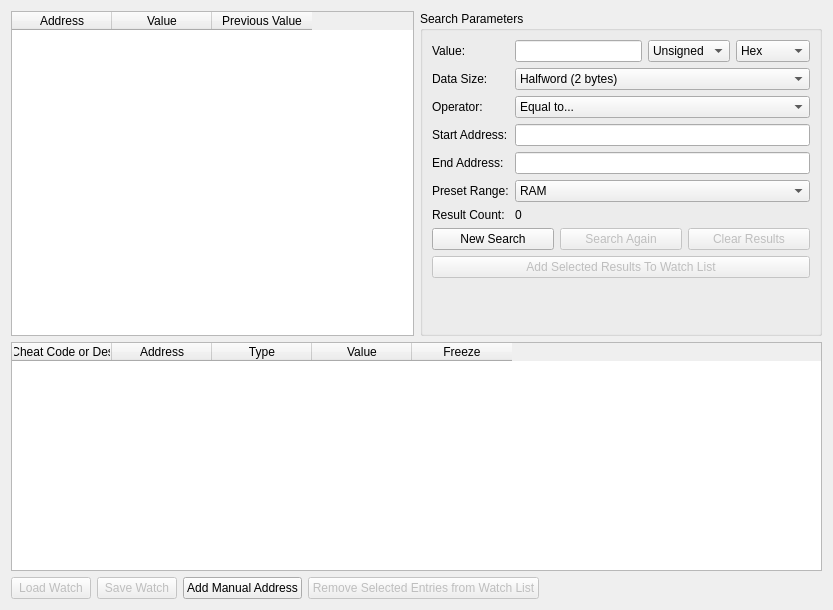
Qt form src/duckstation-qt/memoryscannerwindow.ui (kofxi3584karlayang/duckstation) before a commit.
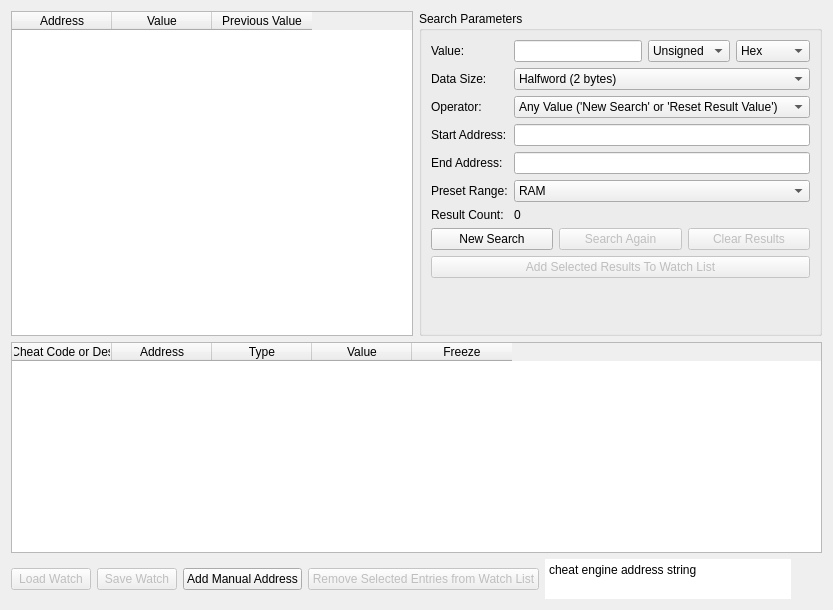
The same form after that commit. Icons and pictures are not drawn.

Commit message: Renamed Mem Scanner Op Text&added Virtual Address (#3172)

Patch:
```diff
--- a/src/duckstation-qt/memoryscannerwindow.ui
+++ b/src/duckstation-qt/memoryscannerwindow.ui
@@ -152,7 +152,7 @@
        <widget class="QComboBox" name="scanOperator">
         <item>
          <property name="text">
-          <string>Equal to...</string>
+          <string>Any Value ('New Search' or 'Reset Result Value')</string>
          </property>
         </item>
         <item>
@@ -446,6 +446,48 @@
          </property>
         </widget>
        </item>
+       
+             <item>
+              <widget class="QTextEdit" name="cheatEngineAddress">
+               <property name="enabled">
+                <bool>true</bool>
+               </property>
+               <property name="maximumSize">
+                <size>
+                 <width>833</width>
+                 <height>40</height>
+                </size>
+               </property>               
+               <property name="inputMethodHints">
+                <set>Qt::ImhNone</set>
+               </property>
+               <property name="frameShape">
+                <enum>QFrame::NoFrame</enum>
+               </property>
+               <property name="verticalScrollBarPolicy">
+                <enum>Qt::ScrollBarAlwaysOff</enum>
+               </property>
+               <property name="horizontalScrollBarPolicy">
+                <enum>Qt::ScrollBarAlwaysOff</enum>
+               </property>
+               <property name="readOnly">
+                <bool>false</bool>
+               </property>
+               <property name="acceptRichText">
+                <bool>false</bool>
+               </property>
+               <property name="textInteractionFlags">
+                <set>Qt::TextEditable</set>
+               </property>
+               <property name="placeholderText">
+                <string notr="true"/>
+               </property>
+               <property name="text">
+                <string>cheat engine address string</string>
+               </property>
+              </widget>
+             </item>
+       
        <item>
         <spacer name="horizontalSpacer_2">
          <property name="orientation">
```
Left out of the diff: 30 changed lines with no effect on the pictures. The commit also changes 18 other files.
